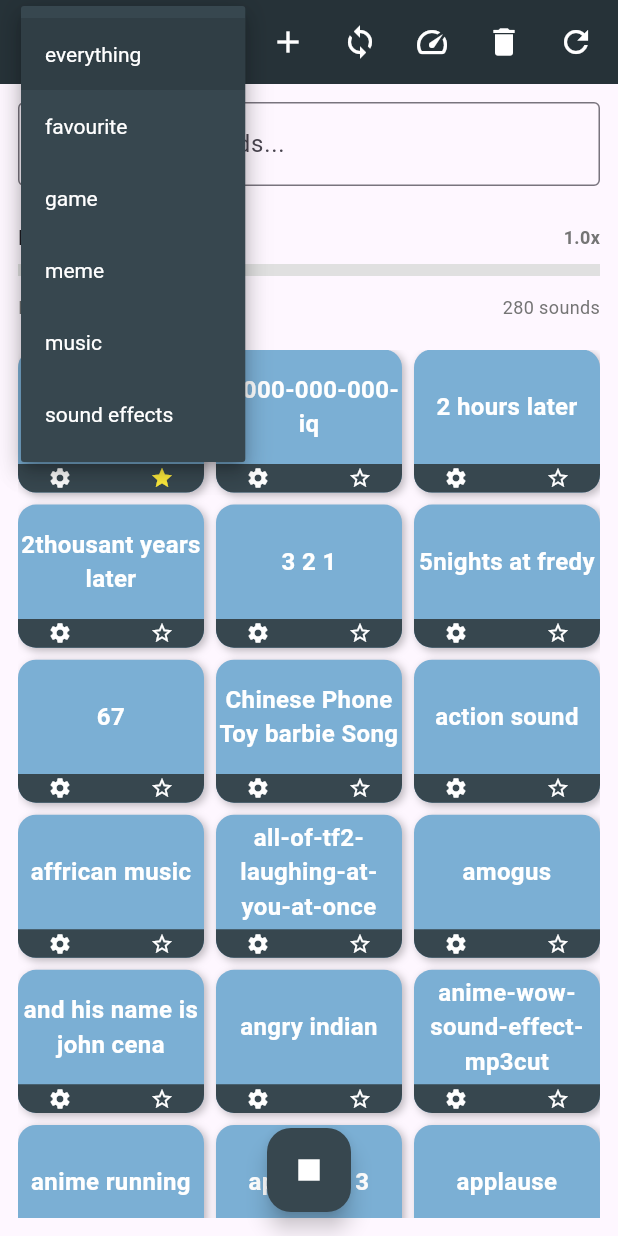
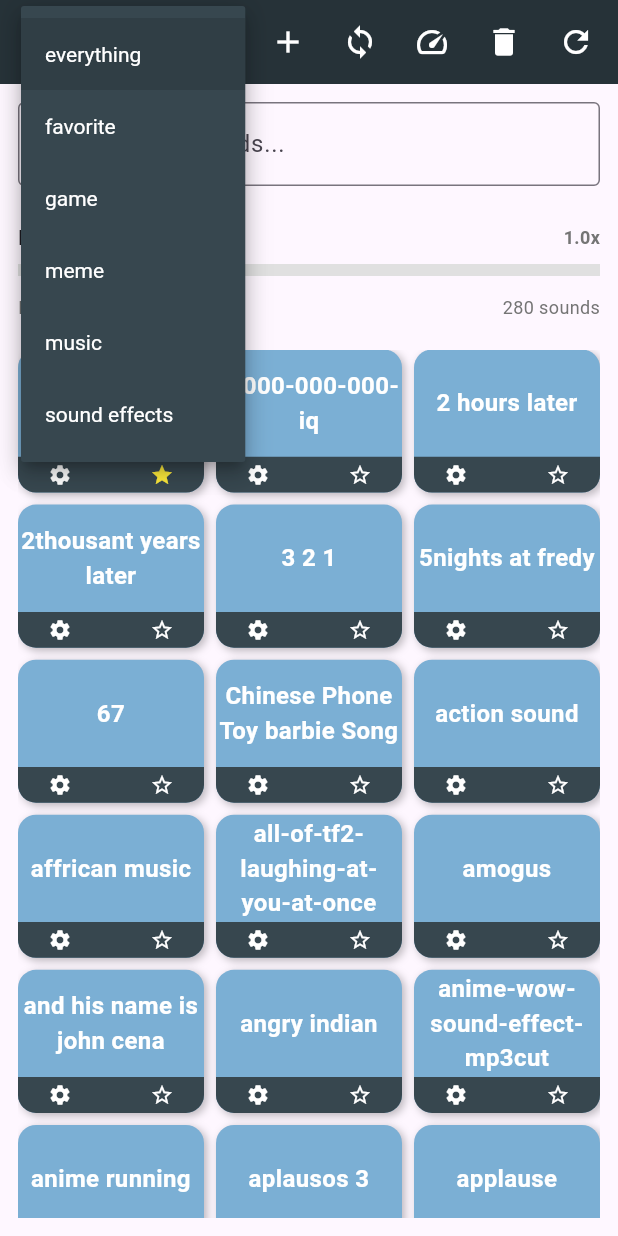
Before and after one commit to Chupacabra2023/soundAppFlutter, a Flutter app: the screen it shows after launch, after a tap on the "star border" icon, after a tap on "everything", on a phone screen of 412 x 824 dp. Run offline on Flutter 3.47's test engine with Material 3 defaults, Android fonts, the phone set to English and light mode, and no system bars; our stand-ins replace audioplayers, file_picker, google_mobile_ads, just_audio, rxdart; missing offline and left inert: record; network calls fail.

```diff
--- a/lib/add_soud_page.dart
+++ b/lib/add_soud_page.dart
@@ -29,6 +29,7 @@ class _AddSoundPageState extends State<AddSoundPage> {
 
   // 🎨 color palette (same vibe as main)
   final List<Color> _colorOptions = [
+    const Color(0xFF7BAFD4), // Pôvodná/default svetlá modrá farba
     Colors.blueGrey.shade700,
     Colors.blueAccent,
     Colors.redAccent,
@@ -41,7 +42,7 @@ class _AddSoundPageState extends State<AddSoundPage> {
     Colors.grey,
   ];
 
-  Color _selectedColor = Colors.blueGrey.shade700;
+  Color _selectedColor = const Color(0xFF7BAFD4); // Default pôvodná farba
 
   BannerAd? _bannerAd;
   bool _isBannerAdLoaded = false;
--- a/lib/main.dart
+++ b/lib/main.dart
@@ -112,6 +112,11 @@ class _SoundboardPageState extends State<SoundboardPage> {
 
   Future<void> deleteSound(String soundName) async {
     try {
+      // Ak sa práve prehráva tento zvuk, zastav ho
+      if (_currentSound == soundName) {
+        _stopSound();
+      }
+
       final dir = await getApplicationDocumentsDirectory();
       final filePath = '${dir.path}/$soundName';
       final file = File(filePath);
@@ -398,8 +403,8 @@ class _SoundboardPageState extends State<SoundboardPage> {
         sounds[soundIndex]['color'] =
         '#${newColor.toARGB32().toRadixString(16).padLeft(8, '0')}';
 
-        // Automaticky synchronizuj hviezdu (fav) s kategóriou "favourite"
-        sounds[soundIndex]['fav'] = newCategories.contains('favourite');
+        // Automaticky synchronizuj hviezdu (fav) s kategóriou "favorite"
+        sounds[soundIndex]['fav'] = newCategories.contains('favorite');
       }
     });
     saveSoundsToStorage();
@@ -417,14 +422,14 @@ class _SoundboardPageState extends State<SoundboardPage> {
         final isFav = sound['fav'] ?? false;
         sound['fav'] = !isFav;
 
-        // 🟡 Pridáme alebo odstránime kategóriu "Favourite"
+        // 🟡 Pridáme alebo odstránime kategóriu "Favorite"
         final categories = List<String>.from(sound['categories'] ?? []);
         if (sound['fav']) {
-          if (!categories.contains('favourite')) {
-            categories.add('favourite');
+          if (!categories.contains('favorite')) {
+            categories.add('favorite');
           }
         } else {
-          categories.remove('favourite');
+          categories.remove('favorite');
         }
         sound['categories'] = categories;
       }
@@ -432,7 +437,7 @@ class _SoundboardPageState extends State<SoundboardPage> {
 
     saveSoundsToStorage();
 
-    // Aktualizuj zoznam kategórií (favourite sa môže pridať/odobrať)
+    // Aktualizuj zoznam kategórií (favorite sa môže pridať/odobrať)
     _rebuildCategoriesList();
   }
 
@@ -671,7 +676,14 @@ class _SoundboardPageState extends State<SoundboardPage> {
                           child: Text(
                             _currentSound == null
                                 ? "No sound playing"
-                                : "🎶 Now playing: ${_currentSound!.split('/').last}",
+                                : () {
+                                    // Nájdi sound v zozname a zobraz title namiesto file name
+                                    final sound = sounds.firstWhere(
+                                      (s) => s['name'] == _currentSound,
+                                      orElse: () => {'title': _currentSound!.split('/').last},
+                                    );
+                                    return "Now playing: ${sound['title']}";
+                                  }(),
                             style: const TextStyle(fontWeight: FontWeight.bold),
                             overflow: TextOverflow.ellipsis,
                           ),
@@ -790,12 +802,19 @@ class _SoundboardPageState extends State<SoundboardPage> {
                             sound['categories'] ?? []),
                         isFavorite: sound['fav'] ?? false,
                         allCategories: _categories,
+                        isPlaying: _currentSound == sound['name'], // Skontroluj či sa tento zvuk prehráva
                         onPressed: () async {
                           if (_isDeleteMode) {
                             await deleteSound(sound['name']);
                             setState(() {});
                           } else {
-                            _playSound(sound['name']);
+                            // Ak sa tento zvuk už prehráva, zastav ho
+                            if (_currentSound == sound['name']) {
+                              _stopSound();
+                            } else {
+                              // Inak prehraj zvuk
+                              _playSound(sound['name']);
+                            }
                           }
                         },
                         onUpdate:
@@ -849,21 +868,6 @@ class _SoundboardPageState extends State<SoundboardPage> {
             ),
         ],
       ),
-
-      // dole už len STOP
-      floatingActionButtonLocation: FloatingActionButtonLocation.centerFloat,
-      floatingActionButton: FloatingActionButton(
-        heroTag: 'stopButton',
-        backgroundColor: Colors.blueGrey[800],
-        onPressed: _stopSound,
-        tooltip: 'Stop',
-        child: const Icon(
-          Icons.stop,
-          color: Colors.white, // pekná biela ikonka
-          size: 28, // trochu väčšia pre krajší vzhľad
-        ),
-      ),
-
     );
   }
 
--- a/lib/sound_button.dart
+++ b/lib/sound_button.dart
@@ -11,6 +11,7 @@ class SoundButton extends StatefulWidget {
   final Function(String, List<String>, Color) onUpdate;
   final VoidCallback onToggleFavorite;
   final Color buttonColor;
+  final bool isPlaying; // Nový parameter - či sa tento zvuk práve prehráva
 
   const SoundButton({
     super.key,
@@ -23,6 +24,7 @@ class SoundButton extends StatefulWidget {
     required this.onPressed,
     required this.onUpdate,
     required this.onToggleFavorite,
+    this.isPlaying = false, // Default: nie je playing
   });
 
   @override
@@ -37,6 +39,8 @@ class _SoundButtonState extends State<SoundButton> {
 
 
   final List<Color> _colorOptions = [
+    const Color(0xFF7BAFD4), // Pôvodná/default svetlá modrá farba
+    Colors.blueGrey.shade700,
     Colors.blueAccent,
     Colors.redAccent,
     Colors.greenAccent,
@@ -310,9 +314,29 @@ class _SoundButtonState extends State<SoundButton> {
           children: [
 
             Expanded(
-              flex: 80,
+              flex: 75, // Zmenšené z 80, aby bol spodný panel väčší
               child: Center(
-                child: Text(
+                child: widget.isPlaying
+                    ? const Column(
+                        mainAxisAlignment: MainAxisAlignment.center,
+                        children: [
+                          Icon(
+                            Icons.stop,
+                            size: 40, // Zmenšené z 48 na 40 kvôli overflow
+                            color: Colors.white,
+                          ),
+                          SizedBox(height: 2), // Zmenšené z 4 na 2
+                          Text(
+                            'STOP',
+                            style: TextStyle(
+                              fontSize: 12, // Zmenšené z 14 na 12
+                              fontWeight: FontWeight.bold,
+                              color: Colors.white,
+                            ),
+                          ),
+                        ],
+                      )
+                    : Text(
                         _currentDisplayName,
                         style: const TextStyle(
                           fontSize: 16,
@@ -326,7 +350,7 @@ class _SoundButtonState extends State<SoundButton> {
 
 
             Expanded(
-              flex: 20,
+              flex: 25, // Zväčšené z 20 na 25 (o trochu väčší spodný panel)
               child: Container(
                 decoration: BoxDecoration(
                   color: Colors.blueGrey.shade800,
```
Lines whose indentation alone changed are shown as unchanged.
